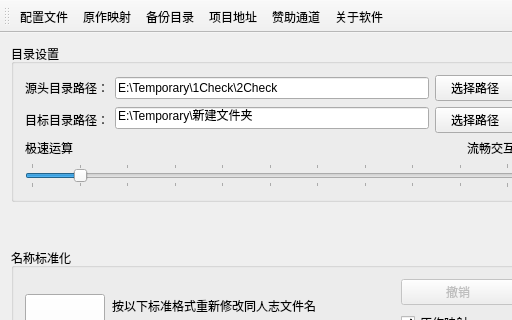
Qt form src/mainwindow.ui (Sandiagal/DoujinFix) before a commit; both pictures show x 0 to 512 and y 0 to 320 of the 1275 by 834 pixel window.
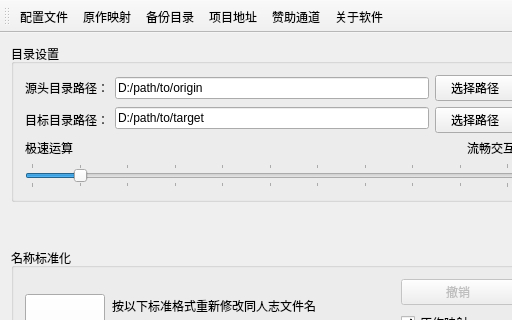
The same form after that commit. Icons and pictures are not drawn. Custom widgets are drawn as their Qt base class.

```diff
--- a/src/mainwindow.ui
+++ b/src/mainwindow.ui
@@ -124,7 +124,7 @@
              <item>
               <widget class="DragLineEdit" name="lineEdit_2">
                <property name="text">
-                <string>E:\Temporary\1Check\2Check</string>
+                <string>D:/path/to/origin</string>
                </property>
                <property name="cursorPosition">
                 <number>26</number>
@@ -137,7 +137,7 @@
              <item>
               <widget class="DragLineEdit" name="lineEdit_3">
                <property name="text">
-                <string>E:\Temporary\新建文件夹</string>
+                <string>D:/path/to/target</string>
                </property>
                <property name="dragEnabled">
                 <bool>false</bool>
```
Left out of the diff: 20 changed lines with no effect on the pictures.
